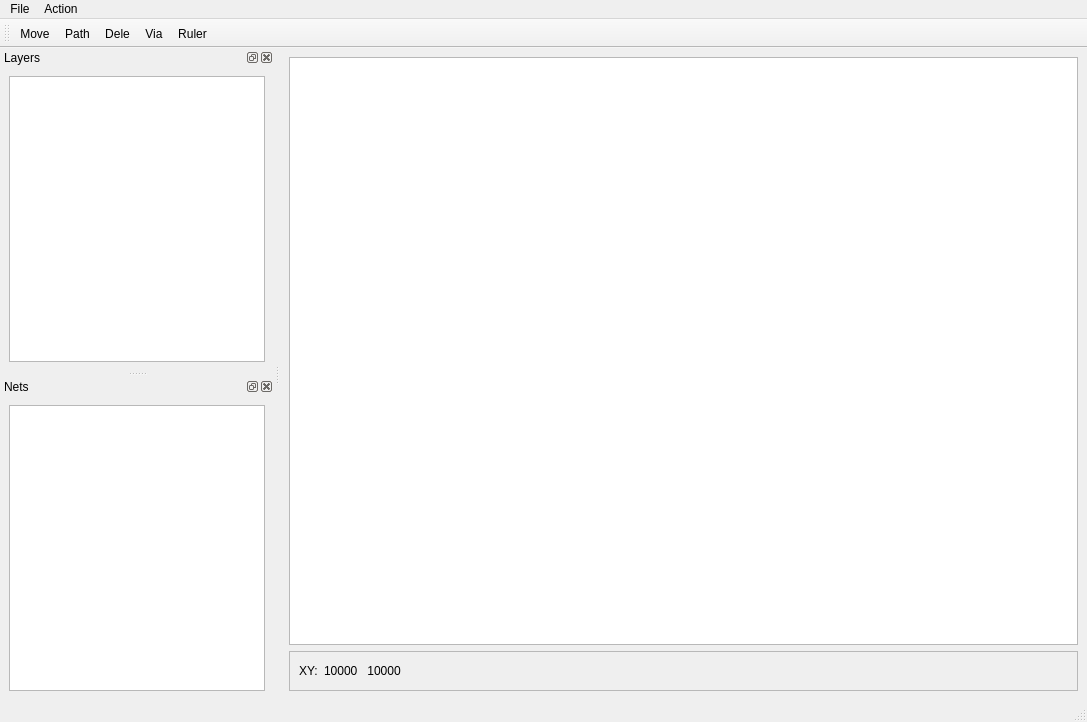
Above: src/layout/layout_ui.ui from xiaoxiaoyupku1/litesage before the change. Below: the same form after it.
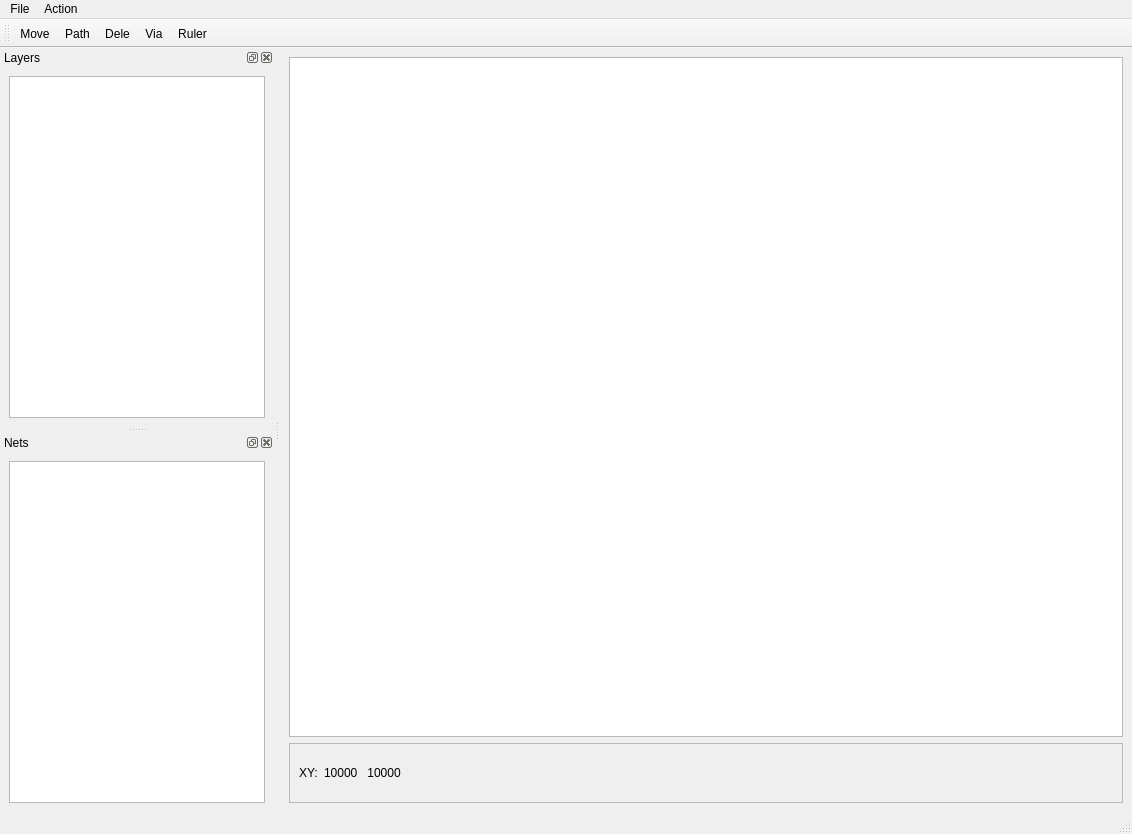
That is the form after the change. Icons and pictures are not drawn.

Diff of the .ui file:
```diff
--- a/src/layout/layout_ui.ui
+++ b/src/layout/layout_ui.ui
@@ -6,8 +6,8 @@
    <rect>
     <x>0</x>
     <y>0</y>
-    <width>1087</width>
-    <height>722</height>
+    <width>1132</width>
+    <height>834</height>
    </rect>
   </property>
   <property name="windowTitle">
@@ -70,14 +70,14 @@
          </property>
          <property name="minimumSize">
           <size>
-           <width>108</width>
-           <height>20</height>
+           <width>216</width>
+           <height>40</height>
           </size>
          </property>
          <property name="maximumSize">
           <size>
-           <width>108</width>
-           <height>20</height>
+           <width>216</width>
+           <height>40</height>
           </size>
          </property>
          <property name="styleSheet">
@@ -108,7 +108,7 @@
     <rect>
      <x>0</x>
      <y>0</y>
-     <width>1087</width>
+     <width>1132</width>
      <height>22</height>
     </rect>
    </property>
```
Left out of the diff: 2 changed lines with no effect on the pictures.
